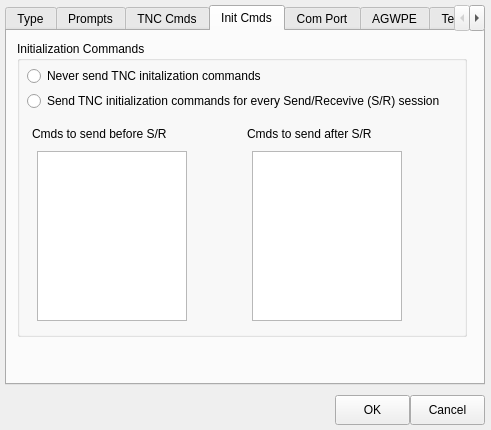
Before: the Qt Designer form interfacedialog.ui in jimmcguffin/PyOutpost, drawn with Qt 5.
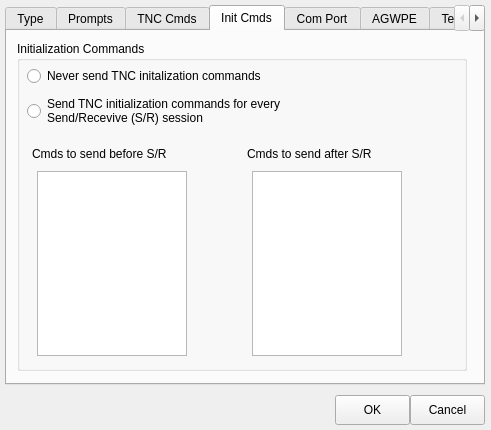
After: the same form once the commit is applied. The open tabs and pages were chosen to show the change.

Commit message: Adjusting UI to look better in other platorms

What changed in the file:
```diff
--- a/interfacedialog.ui
+++ b/interfacedialog.ui
@@ -430,7 +430,7 @@
        <x>10</x>
        <y>10</y>
        <width>450</width>
-       <height>296</height>
+       <height>330</height>
       </rect>
      </property>
      <property name="title">
@@ -441,7 +441,7 @@
        <rect>
         <x>10</x>
         <y>25</y>
-        <width>450</width>
+        <width>425</width>
         <height>20</height>
        </rect>
       </property>
@@ -454,20 +454,21 @@
        <rect>
         <x>10</x>
         <y>50</y>
-        <width>450</width>
-        <height>20</height>
+        <width>425</width>
+        <height>40</height>
        </rect>
       </property>
       <property name="text">
-       <string>Send TNC initialization commands for every Send/Recevive (S/R) session</string>
+       <string>Send TNC initialization commands for every
+Send/Recevive (S/R) session</string>
       </property>
      </widget>
      <widget class="QLabel" name="label">
       <property name="geometry">
        <rect>
         <x>15</x>
-        <y>85</y>
-        <width>150</width>
+        <y>105</y>
+        <width>175</width>
         <height>16</height>
        </rect>
       </property>
@@ -479,8 +480,8 @@
       <property name="geometry">
        <rect>
         <x>230</x>
-        <y>85</y>
-        <width>150</width>
+        <y>105</y>
+        <width>175</width>
         <height>16</height>
        </rect>
       </property>
@@ -492,9 +493,9 @@
       <property name="geometry">
        <rect>
         <x>20</x>
-        <y>110</y>
+        <y>130</y>
         <width>150</width>
-        <height>170</height>
+        <height>185</height>
        </rect>
       </property>
      </widget>
@@ -502,9 +503,9 @@
       <property name="geometry">
        <rect>
         <x>235</x>
-        <y>110</y>
+        <y>130</y>
         <width>150</width>
-        <height>170</height>
+        <height>185</height>
        </rect>
       </property>
      </widget>
```
Left out of the diff: 16 changed lines with no effect on the pictures. The commit also changes 3 other files.
